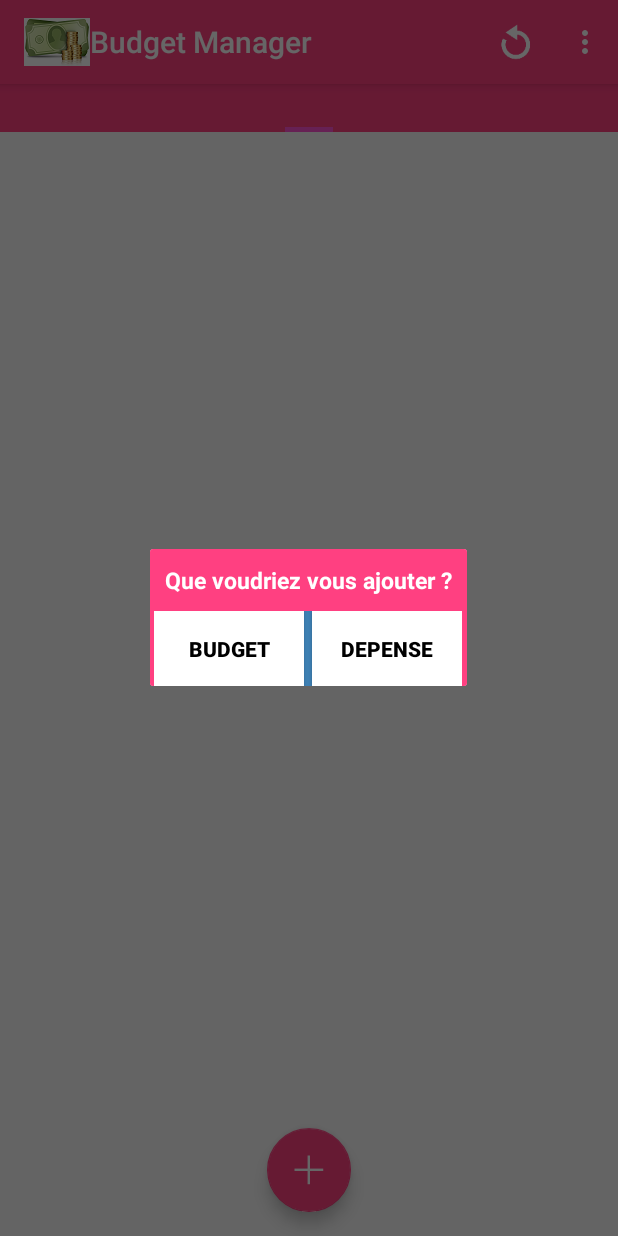
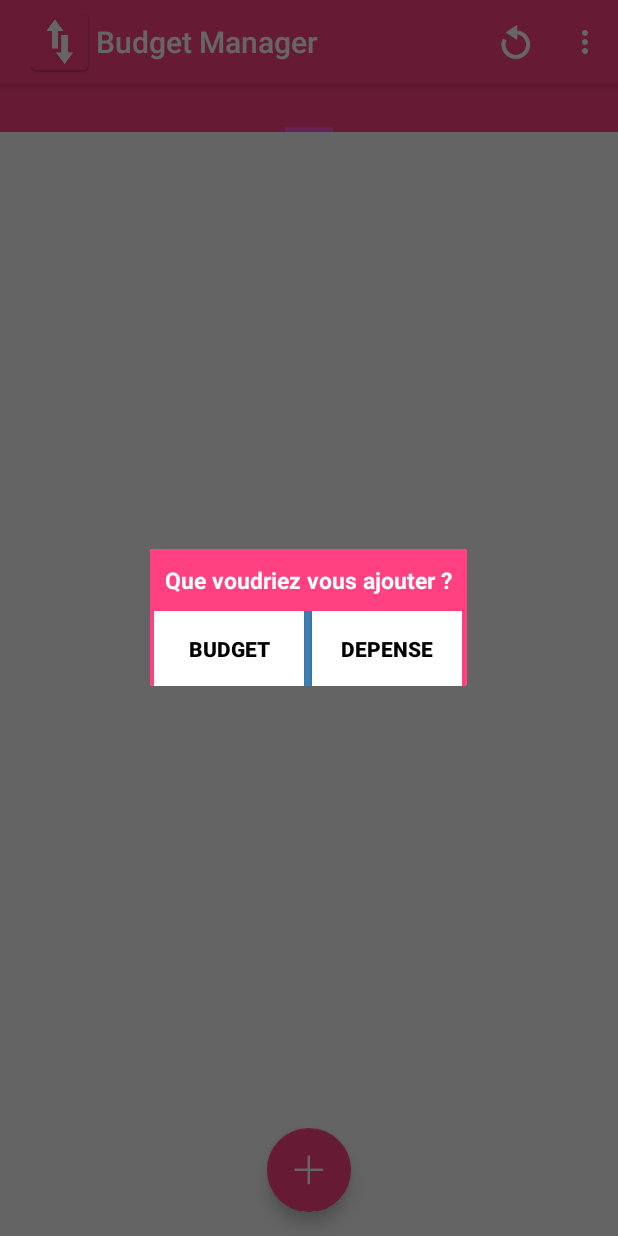
Before and after one commit to Android-projet-final/Budget-Manager-App, an Android app: the screen it shows after launch (MainActivity), after a tap on an icon or button, on a phone screen of 412 x 824 dp. Run offline under Robolectric (Android 15) with nearby library versions, the phone set to English and light mode, and no system bars; 1 statement that could not run was skipped.

Commit message:
ajout de klk fonctionalités again

```diff
--- a/app/src/main/java/com/ly/badiane/budgetmanager_finalandroidproject/services_receivers/AlarmTriggerService.java
+++ b/app/src/main/java/com/ly/badiane/budgetmanager_finalandroidproject/services_receivers/AlarmTriggerService.java
@@ -72,7 +72,7 @@ public class AlarmTriggerService extends Service {
                 .setContentTitle(getResources().getString(R.string.app_name))
                 .setContentText(reminderText)
                 .setWhen(System.currentTimeMillis())
-                .setSmallIcon(R.drawable.imageapp)
+                .setSmallIcon(R.mipmap.ic_launcher)
                 .setContentIntent(pendingIntent);
         //Vibration
         notificationBuilder.setVibrate(new long[]{1000, 1000, 1000, 1000, 1000});
--- a/app/src/main/java/com/ly/badiane/budgetmanager_finalandroidproject/vues/MainActivity.java
+++ b/app/src/main/java/com/ly/badiane/budgetmanager_finalandroidproject/vues/MainActivity.java
@@ -85,7 +85,7 @@ public class MainActivity extends AppCompatActivity {
         setContentView(R.layout.activity_main);
         Toolbar toolbar = (Toolbar) findViewById(R.id.toolbar);
         setSupportActionBar(toolbar);
-        getSupportActionBar().setIcon(R.drawable.financial);
+        getSupportActionBar().setIcon(R.mipmap.ic_launcher);
 
         mSectionsPagerAdapter = new SectionsPagerAdapter(getFragmentManager());
 
```
